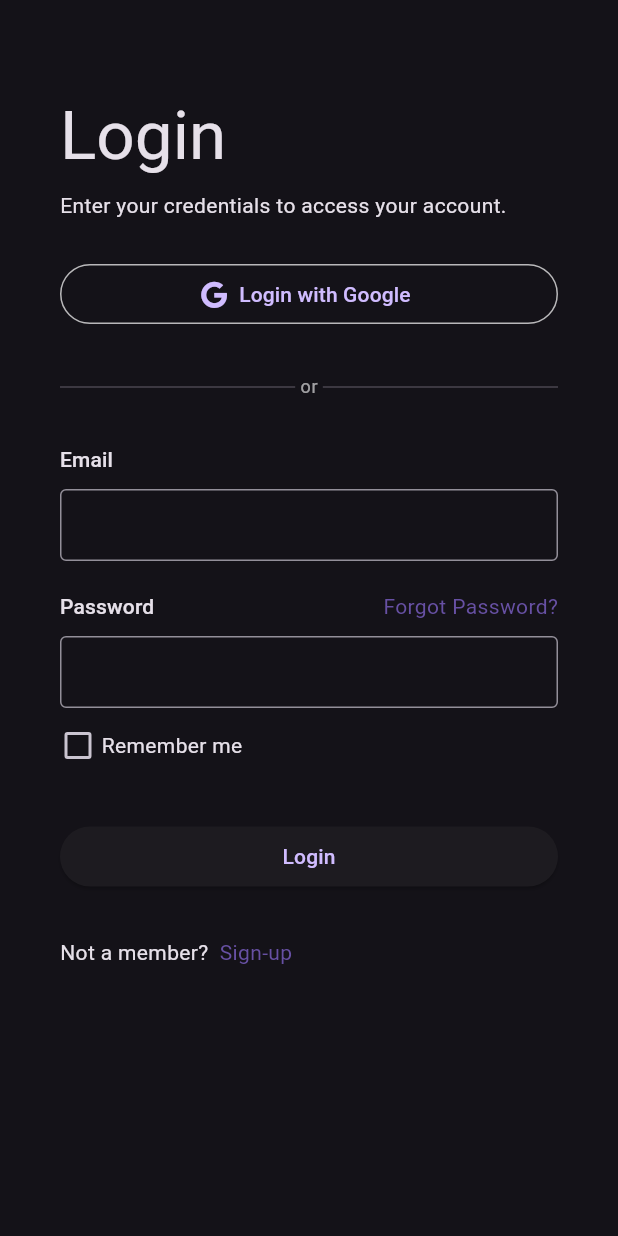
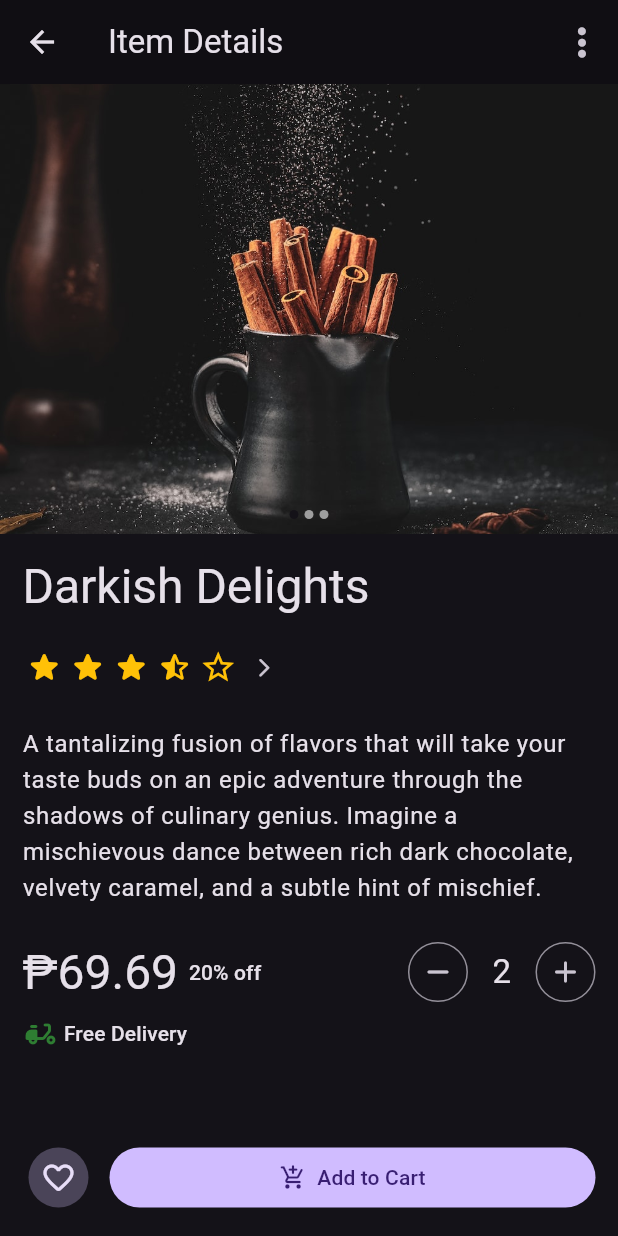
Before and after one commit to Qubits-01/toxic-speech-classifier, a Flutter app: the screen it shows after launch, after a tap on "Login", on a phone screen of 412 x 824 dp. Run offline on Flutter 3.47's test engine with Material 2 defaults, Android fonts, the phone set to English and light mode, and no system bars; drawn by our look-alikes of flutter_image_slideshow, flutter_rating_bar; our stand-ins replace appwrite, font_awesome_flutter, go_router.

Commit message:
Add Item Details screen

```diff
--- a/frontend/lib/core/features/auth/presentation/screens/login_screen.dart
+++ b/frontend/lib/core/features/auth/presentation/screens/login_screen.dart
@@ -1,6 +1,7 @@
 import 'package:flutter/material.dart';
 import 'package:font_awesome_flutter/font_awesome_flutter.dart';
 import 'package:go_router/go_router.dart';
+import 'package:toxic_speech_classifier/features/item_showcase/presentation/screens/item_details_screen.dart';
 
 import 'forgot_password_screen.dart';
 import 'sign_up_screen.dart';
@@ -142,7 +143,9 @@ class LoginScreen extends StatelessWidget {
               SizedBox(
                 width: displaySize.width,
                 child: ElevatedButton(
-                  onPressed: () {},
+                  onPressed: () {
+                    GoRouter.of(context).push(ItemDetailsScreen.routeName);
+                  },
                   child: const Text('Login'),
                 ),
               ),
--- /dev/null
+++ b/frontend/lib/features/item_showcase/presentation/screens/item_details_screen.dart
@@ -0,0 +1,222 @@
+import 'package:flutter/material.dart';
+import 'package:flutter_image_slideshow/flutter_image_slideshow.dart';
+import 'package:flutter_rating_bar/flutter_rating_bar.dart';
+import 'package:font_awesome_flutter/font_awesome_flutter.dart';
+
+class ItemDetailsScreen extends StatelessWidget {
+  const ItemDetailsScreen({super.key});
+
+  static const routeName = '/item-details';
+
+  final image1_name = 'dark_themed_food_1.jpg';
+  final image2_name = 'dark_themed_food_2.jpg';
+  final image3_name = 'dark_themed_food_3.jpg';
+  final item_description =
+      'A tantalizing fusion of flavors that will take your taste buds on an epic adventure through the shadows of culinary genius. Imagine a mischievous dance between rich dark chocolate, velvety caramel, and a subtle hint of mischief.';
+
+  @override
+  Widget build(BuildContext context) {
+    return Scaffold(
+      appBar: AppBar(
+        title: const Text('Item Details'),
+        backgroundColor: Colors.black.withOpacity(0.2),
+        actions: <Widget>[
+          // Temporary (for visual UI only).
+          IconButton(
+            icon: const FaIcon(FontAwesomeIcons.ellipsisVertical),
+            onPressed: () {},
+          ),
+
+          // TODO: Use MenuAnchor for this (ref: https://api.flutter.dev/flutter/material/MenuAnchor-class.html)
+          // MenuAnchor(
+          //   menuChildren: <Widget>[
+          //     MenuItemButton(
+          //       child: const Text('Report'),
+          //       onPressed: () {},
+          //     )
+          //   ],
+          //   child: const FaIcon(FontAwesomeIcons.ellipsisVertical),
+          // ),
+        ],
+      ),
+      body: Column(
+        children: <Widget>[
+          // Upper Container (Item Photos View).
+          Container(
+            height: 300.0,
+            color: Colors.red,
+            child: ImageSlideshow(
+              initialPage: 0,
+              isLoop: true,
+              autoPlayInterval: 5000,
+              children: <Widget>[
+                Image.asset(
+                  'assets/$image1_name',
+                  fit: BoxFit.cover,
+                ),
+                Image.asset(
+                  'assets/$image2_name',
+                  fit: BoxFit.cover,
+                ),
+                Image.asset(
+                  'assets/$image3_name',
+                  fit: BoxFit.cover,
+                ),
+              ],
+            ),
+          ),
+
+          // Lower Container (Item Details and other things View).
+          Expanded(
+            child: Container(
+              width: double.infinity,
+              padding: const EdgeInsets.all(15.0),
+              child: Column(
+                crossAxisAlignment: CrossAxisAlignment.start,
+                children: <Widget>[
+                  // Item name.
+                  Text(
+                    'Darkish Delights',
+                    style: Theme.of(context).textTheme.headlineLarge,
+                  ),
+                  const SizedBox(height: 10.0),
+
+                  // Rating bar.
+                  Row(
+                    children: <Widget>[
+                      RatingBar(
+                        initialRating: 3.5,
+                        minRating: 1,
+                        maxRating: 5,
+                        itemCount: 5,
+                        itemSize: 25.0,
+                        itemPadding:
+                            const EdgeInsets.symmetric(horizontal: 2.0),
+                        allowHalfRating: true,
+                        ratingWidget: RatingWidget(
+                          empty: const Icon(
+                            Icons.star_border_outlined,
+                            color: Colors.amber,
+                          ),
+                          half: const Icon(
+                            Icons.star_half_rounded,
+                            color: Colors.amber,
+                          ),
+                          full: const Icon(
+                            Icons.star_rounded,
+                            color: Colors.amber,
+                          ),
+                        ),
+                        onRatingUpdate: (double rating) {},
+                      ),
+                      IconButton(
+                        icon: const Icon(
+                          Icons.arrow_forward_ios_rounded,
+                          size: 15.0,
+                        ),
+                        visualDensity: const VisualDensity(horizontal: -4),
+                        onPressed: () {},
+                      ),
+                    ],
+                  ),
+                  const SizedBox(height: 15.0),
+
+                  // Item description.
+                  Text(
+                    item_description,
+                    style: Theme.of(context).textTheme.bodyLarge,
+                  ),
+                  const SizedBox(height: 20.0),
+
+                  // Price and quantity row.
+                  Row(
+                    children: <Widget>[
+                      // Price.
+                      Text(
+                        '₱69.69',
+                        style: Theme.of(context).textTheme.headlineLarge,
+                      ),
+                      Text(
+                        '  20% off',
+                        style: Theme.of(context).textTheme.labelLarge,
+                      ),
+                      const Spacer(),
+
+                      // Quantity selector.
+                      Row(
+                        children: <Widget>[
+                          // +
+                          IconButton.outlined(
+                            icon: const Icon(Icons.remove_rounded),
+                            visualDensity: const VisualDensity(horizontal: -4),
+                            onPressed: () {},
+                          ),
+
+                          // Quantity value.
+                          Text(
+                            '   2   ',
+                            style: Theme.of(context).textTheme.titleLarge,
+                          ),
+
+                          // -
+                          IconButton.outlined(
+                            icon: const Icon(Icons.add_rounded),
+                            visualDensity: const VisualDensity(horizontal: -4),
+                            onPressed: () {},
+                          ),
+                        ],
+                      ),
+                    ],
+                  ),
+                  const SizedBox(height: 5.0),
+
+                  // Other important short details.
+                  // Delivery fee gimmick.
+                  Row(
+                    children: <Widget>[
+                      Icon(
+                        Icons.delivery_dining_rounded,
+                        color: Colors.green[800],
+                      ),
+                      Text(
+                        ' Free Delivery',
+                        style: Theme.of(context).textTheme.labelLarge,
+                      ),
+                    ],
+                  ),
+                  const Spacer(),
+
+                  // Add to card and Favorite row.
+                  Row(
+                    children: <Widget>[
+                      // Favorites icon button.
+                      IconButton.filledTonal(
+                        icon: const Icon(Icons.favorite_border_rounded),
+                        onPressed: () {},
+                      ),
+                      const SizedBox(width: 10.0),
+
+                      // Add to Cart button.
+                      Expanded(
+                        child: FilledButton(
+                          child: const Row(
+                            mainAxisAlignment: MainAxisAlignment.center,
+                            children: <Widget>[
+                              Icon(Icons.add_shopping_cart_rounded),
+                              Text('  Add to Cart'),
+                            ],
+                          ),
+                          onPressed: () {},
+                        ),
+                      ),
+                    ],
+                  ),
+                ],
+              ),
+            ),
+          ),
+        ],
+      ),
+    );
+  }
+}
--- a/frontend/lib/main.dart
+++ b/frontend/lib/main.dart
@@ -5,13 +5,13 @@ import 'router/app_router.dart';
 import 'themes/app_theme.dart';
 
 void main() {
-  // Initialize the Appwrite client.
-  Client client = Client();
-  client
-      .setEndpoint('https://cloud.appwrite.io/v1')
-      .setProject('toxic_speech_classifier')
-      .setSelfSigned(status: true);
-  // For self signed certificates, only use for development.
+  // // Initialize the Appwrite client.
+  // Client client = Client();
+  // client
+  //     .setEndpoint('https://cloud.appwrite.io/v1')
+  //     .setProject('toxic_speech_classifier')
+  //     .setSelfSigned(status: true);
+  // // For self signed certificates, only use for development.
 
   runApp(const ToxicSpeechClassifierApp());
 }
--- a/frontend/lib/router/app_router.dart
+++ b/frontend/lib/router/app_router.dart
@@ -1,4 +1,5 @@
 import 'package:go_router/go_router.dart';
+import '../features/item_showcase/presentation/screens/item_details_screen.dart';
 
 import '../core/features/app_settings/presentation/screens/app_settings_screen.dart';
 import '../core/features/auth/presentation/screens/forgot_password_screen.dart';
@@ -24,8 +25,13 @@ class AppRouter {
         builder: (_, __) => const SignUpScreen(),
       ),
       GoRoute(
-          path: ForgotPasswordScreen.routeName,
-          builder: (_, __) => const ForgotPasswordScreen()),
+        path: ForgotPasswordScreen.routeName,
+        builder: (_, __) => const ForgotPasswordScreen(),
+      ),
+      GoRoute(
+        path: ItemDetailsScreen.routeName,
+        builder: (_, __) => const ItemDetailsScreen(),
+      ),
       GoRoute(
         path: AppSettingsScreen.routeName,
         builder: (_, __) => const AppSettingsScreen(),
```
Also changed, not shown: frontend/pubspec.yaml (+4 -3 lines), frontend/assets/dark_themed_food_1.jpg (added), frontend/assets/dark_themed_food_2.jpg (added), frontend/assets/dark_themed_food_3.jpg (added), frontend/pubspec.lock.
